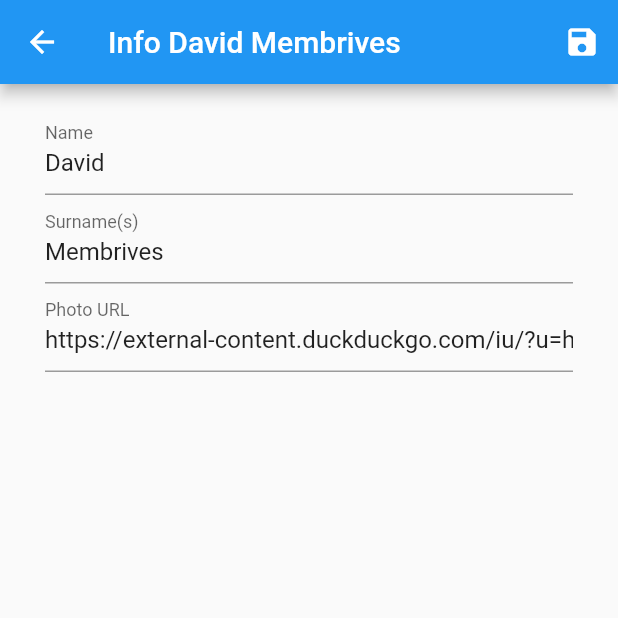
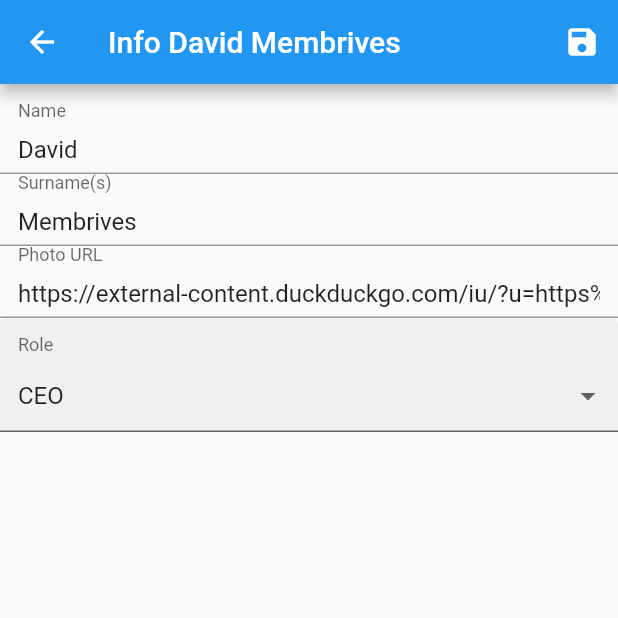
Before and after one commit to david1707/staff_organizer, a Flutter app: the screen it shows after launch, after a tap on an icon or button, on a phone screen of 412 x 824 dp, the top half of it. Run offline on Flutter 3.47's test engine with Material 2 defaults, Android fonts, the phone set to English and light mode, and no system bars; drawn by our look-alikes of dropdown_formfield; network calls fail.

Commit message:
Removed enum Roles from Staff to simplify it, added Dropdown formfield

```diff
--- a/lib/models/staff.dart
+++ b/lib/models/staff.dart
@@ -1,19 +1,10 @@
 import 'package:flutter/foundation.dart';
 
-enum Roles {
-  Recepcionist,
-  HR,
-  CEO,
-  Manager,
-  Accountant,
-  Developer,
-}
-
 class Staff {
-  final String photoUrl;
-  final String name;
-  final String surnames;
-  final Roles role;
+  String photoUrl;
+  String name;
+  String surnames;
+  String role;
 
   Staff({
     @required this.photoUrl,
@@ -21,20 +12,4 @@ class Staff {
     @required this.surnames,
     @required this.role,
   });
-
-  String printRole() {
-    if(this.role == Roles.Recepcionist)
-      return 'Recepcionist';
-    else if(this.role == Roles.HR)
-      return 'HR';
-    else if(this.role == Roles.CEO)
-      return 'CEO';
-    else if(this.role == Roles.Manager)
-      return 'Manager';
-    else if(this.role == Roles.Accountant)
-      return 'Accountant';
-    else if(this.role == Roles.Developer)
-      return 'Developer';
-    return 'Unknown';
-  }
 }
--- a/lib/models/staff_data.dart
+++ b/lib/models/staff_data.dart
@@ -1,40 +1,38 @@
-
 import './staff.dart';
 
 class StaffData {
-   List<Staff> _staffList = [
+  List<Staff> _staffList = [
     Staff(
       name: 'David',
       surnames: 'Membrives',
       photoUrl:
           'https://external-content.duckduckgo.com/iu/?u=https%3A%2F%2Fwww.abdn.ac.uk%2Fnews%2Fimages%2Fmasc_average_male_rdax_450x600.jpg&f=1&nofb=1',
-      role: Roles.CEO,
+      role: 'CEO',
     ),
     Staff(
       name: 'Diana',
       surnames: 'Belliure',
       photoUrl:
           'https://external-content.duckduckgo.com/iu/?u=https%3A%2F%2Fwww.robnicholls.co.uk%2Ffiles%2Faverage-yamahito.jpg&f=1&nofb=1',
-      role: Roles.Manager,
+      role: 'Manager',
     ),
     Staff(
       name: 'Han',
       surnames: 'Yong',
       photoUrl:
           'https://external-content.duckduckgo.com/iu/?u=https%3A%2F%2Fwww.abdn.ac.uk%2Fnews%2Fimages%2Fmasc_average_male_rdax_450x600.jpg&f=1&nofb=1',
-      role: Roles.Accountant,
+      role: 'Accountant',
     ),
     Staff(
       name: 'Siyanda',
       surnames: 'Nea',
       photoUrl:
           'https://external-content.duckduckgo.com/iu/?u=https%3A%2F%2Fwww.robnicholls.co.uk%2Ffiles%2Faverage-yamahito.jpg&f=1&nofb=1',
-      role: Roles.Developer,
+      role: 'Developer',
     ),
   ];
 
   List<Staff> get staffList {
     return _staffList;
   }
-
 }
--- a/lib/screens/staff_info.dart
+++ b/lib/screens/staff_info.dart
@@ -1,4 +1,6 @@
 import 'package:flutter/material.dart';
+
+import 'package:dropdown_formfield/dropdown_formfield.dart';
 
 import '../models/staff.dart';
 
@@ -10,9 +12,19 @@ class StaffInfoScreen extends StatefulWidget {
 }
 
 class _StaffInfoScreenState extends State<StaffInfoScreen> {
+  String _staffRole = '';
+  Staff staff;
+  final formKey = new GlobalKey<FormState>();
+
+  @override
+  void initState() {
+    super.initState();
+  }
+
   @override
   Widget build(BuildContext context) {
-    final staff = ModalRoute.of(context).settings.arguments as Staff;
+    staff = ModalRoute.of(context).settings.arguments as Staff;
+    _staffRole.isEmpty ? _staffRole = staff.role : null;
 
     return Scaffold(
       appBar: AppBar(
@@ -31,28 +43,79 @@ class _StaffInfoScreenState extends State<StaffInfoScreen> {
         ],
       ),
       body: Padding(
-        padding: const EdgeInsets.symmetric(horizontal: 30.0, vertical: 15),
+        padding: const EdgeInsets.only(top: 12.0),
         child: Form(
+          key: formKey,
           child: SingleChildScrollView(
             child: Column(
               children: [
+                // TODO: Move TextFormField to a new custom Widget
                 TextFormField(
-                  decoration: InputDecoration(labelText: 'Name'),
+                  decoration: InputDecoration(
+                      labelText: 'Name',
+                      contentPadding: EdgeInsets.symmetric(horizontal: 12)),
                   initialValue: '${staff.name}',
                   textInputAction: TextInputAction.next,
                 ),
                 TextFormField(
-                  decoration: InputDecoration(labelText: 'Surname(s)'),
+                  decoration: InputDecoration(
+                      labelText: 'Surname(s)',
+                      contentPadding: EdgeInsets.symmetric(horizontal: 12)),
                   initialValue: '${staff.surnames}',
                   textInputAction: TextInputAction.next,
                 ),
+                // TODO Change URL to real image
                 TextFormField(
-                  decoration: InputDecoration(labelText: 'Photo URL'),
+                  decoration: InputDecoration(
+                      labelText: 'Photo URL',
+                      contentPadding: EdgeInsets.symmetric(horizontal: 12)),
                   initialValue: '${staff.photoUrl}',
                   textInputAction: TextInputAction.next,
                 ),
-
-
+                // TODO Improve styling
+                DropDownFormField(
+                  titleText: 'Role',
+                  hintText: 'Please choose one role',
+                  value: _staffRole,
+                  // onSaved: (value) {
+                  //   setState(() {
+                  //     _myActivity = value;
+                  //   });
+                  // },
+                  onChanged: (value) {
+                    setState(() {
+                      _staffRole = value;
+                    });
+                  },
+                  dataSource: [
+                    {
+                      "display": "Recepcionist",
+                      "value": "Recepcionist",
+                    },
+                    {
+                      "display": "HR",
+                      "value": "HR",
+                    },
+                    {
+                      "display": "CEO",
+                      "value": "CEO",
+                    },
+                    {
+                      "display": "Manager",
+                      "value": "Manager",
+                    },
+                    {
+                      "display": "Accountant",
+                      "value": "Accountant",
+                    },
+                    {
+                      "display": "Developer",
+                      "value": "Developer",
+                    },
+                  ],
+                  textField: 'display',
+                  valueField: 'value',
+                ),
               ],
             ),
           ),
--- a/lib/widgets/staff_card.dart
+++ b/lib/widgets/staff_card.dart
@@ -48,7 +48,7 @@ class StaffCard extends StatelessWidget {
                       '${staff.name} ${staff.surnames}',
                     ),
                     Text(
-                      '${staff.printRole()}',
+                      '${staff.role}',
                       style: TextStyle(
                           color: Colors.grey, fontStyle: FontStyle.italic),
                     ),
--- a/pubspec.yaml
+++ b/pubspec.yaml
@@ -28,6 +28,7 @@ dependencies:
   # The following adds the Cupertino Icons font to your application.
   # Use with the CupertinoIcons class for iOS style icons.
   cupertino_icons: ^1.0.2
+  dropdown_formfield: ^0.1.3
 
 dev_dependencies:
   flutter_test:
```
Also changed, not shown: pubspec.lock.
